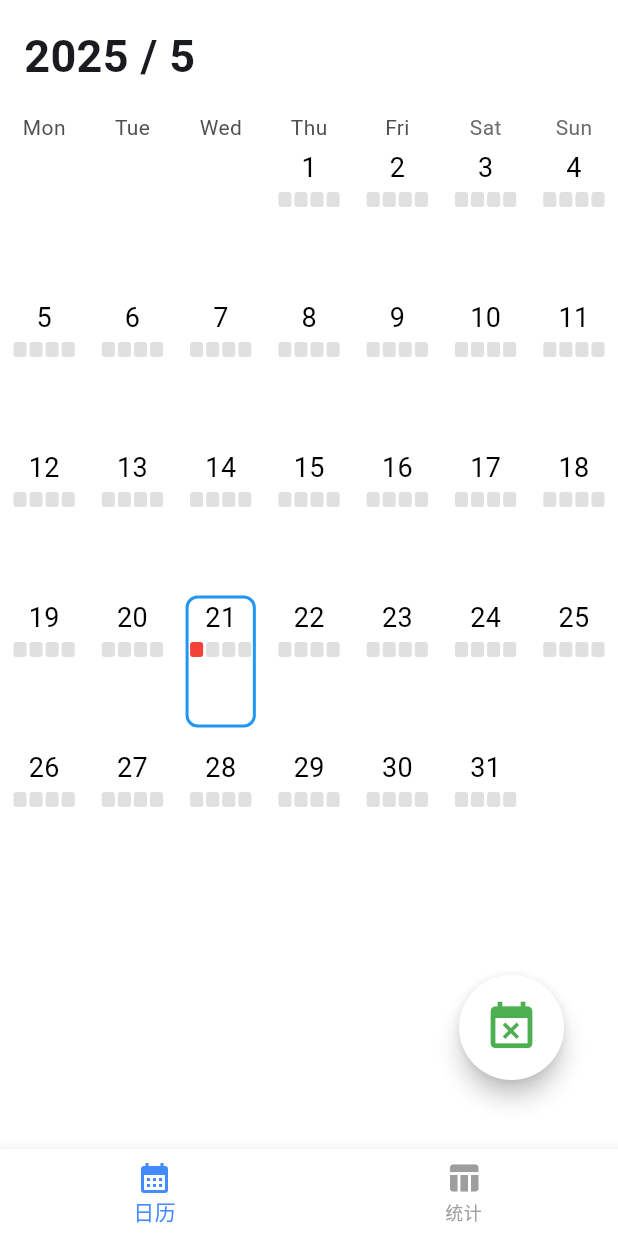
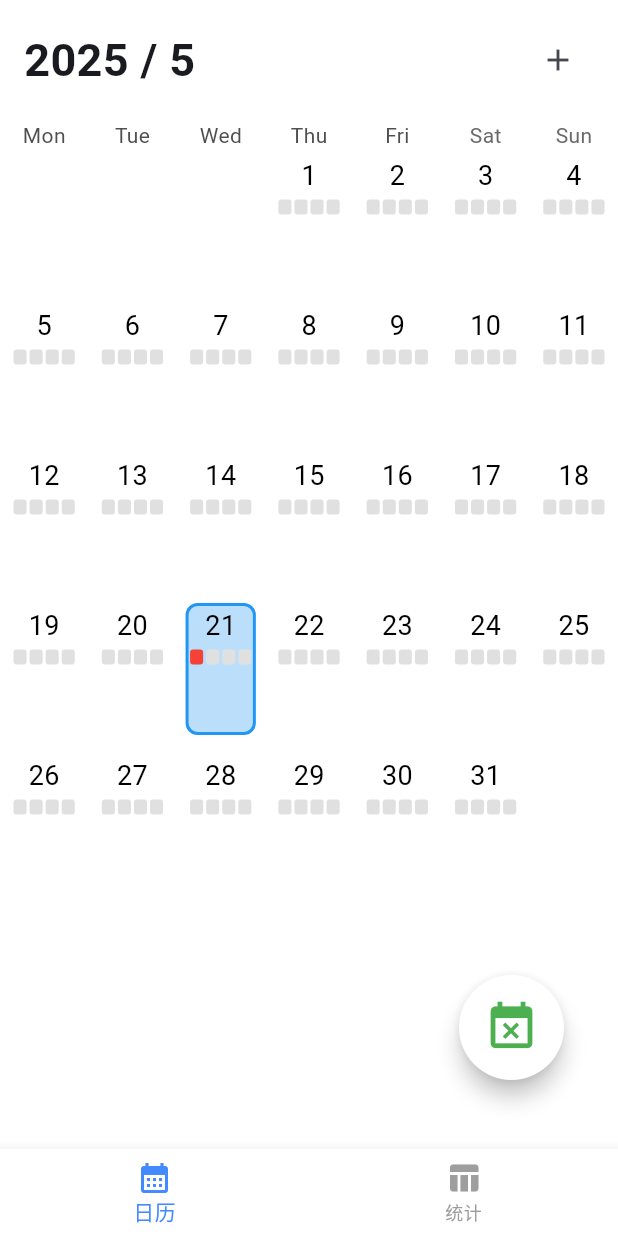
Before and after one commit to Sh-Fang/bad_calendar, a Flutter app: the screen it shows after launch, after a tap on the "event available" icon, on a phone screen of 412 x 824 dp. Run offline on Flutter 3.47's test engine with Material 3 defaults, Android fonts, the phone set to English and light mode, and no system bars; drawn by our look-alikes of table_calendar; our stand-ins replace sqflite; accounts and stored records are empty.

Commit message:
v1.0.4
feat:
- 增加hasEvent，addRecord，removeRecord函数
- RecordCard增加操作逻辑
- 增加AddRecordButton按钮
- 添加day cell的背景

fix：
- 修复togglePeriod逻辑

refactor：
- 美化日历页面

```diff
--- a/lib/view_models/habit_view_model.dart
+++ b/lib/view_models/habit_view_model.dart
@@ -37,6 +37,36 @@ class HabitViewModel extends ChangeNotifier {
     } else {
       _focusedDay = HabitRecord.dateOnly(day);
       _selectedDay = HabitRecord.dateOnly(day);
+    }
+    notifyListeners();
+  }
+
+  // 判断当天是否有事件
+  bool hasEvent(DateTime day) {
+    final key = HabitRecord.dateOnly(day);
+    if (_records.containsKey(key)) {
+      return true;
+    }
+    return false;
+  }
+
+  void addRecord(DateTime day, TimePeriod period) {
+    final key = HabitRecord.dateOnly(day);
+    if (_records.containsKey(key)) {
+      _records[key]!.addPeriod(period);
+    } else {
+      _records[key] = HabitRecord(date: day, recordedPeriods: {period});
+    }
+    notifyListeners();
+  }
+
+  void removeRecord(DateTime day, TimePeriod period) {
+    final key = HabitRecord.dateOnly(day);
+    if (_records.containsKey(key)) {
+      _records[key]!.removePeriod(period);
+      if (_records[key]!.recordedPeriods.isEmpty) {
+        _records.remove(key);
+      }
     }
     notifyListeners();
   }
@@ -82,17 +112,34 @@ class HabitViewModel extends ChangeNotifier {
   // 添加/删除记录
   Future<void> togglePeriod(DateTime day, TimePeriod period) async {
     final dateOnly = HabitRecord.dateOnly(day);
-    final record = _records[dateOnly] ?? HabitRecord(date: dateOnly);
 
-    if (record.hasPeriod(period)) {
+    // 1. 获取当天记录（可空）
+    HabitRecord? record = _records[dateOnly];
+
+    if (record == null) {
+      // 第一次添加记录
+      record = HabitRecord(date: dateOnly);
+      record.addPeriod(period);
+      _records[dateOnly] = record;
+      await _repo.saveRecord(record);
+    } else if (!record.hasPeriod(period)) {
+      // 已有记录但没有该时间段
+      record.addPeriod(period);
+      _records[dateOnly] = record;
+      await _repo.saveRecord(record);
+    } else {
+      // 有该时间段，执行删除
       record.removePeriod(period);
-    } else {
-      record.addPeriod(period);
+
+      if (record.recordedPeriods.isEmpty) {
+        // 删除该天的记录
+        _records.remove(dateOnly);
+        await _repo.deleteRecord(dateOnly); // 可选，如果你有持久化操作
+      } else {
+        _records[dateOnly] = record;
+        await _repo.saveRecord(record);
+      }
     }
-
-    await _repo.saveRecord(record);
-
-    _records[dateOnly] = record;
 
     notifyListeners();
   }
--- a/lib/views/pages/calendar_page.dart
+++ b/lib/views/pages/calendar_page.dart
@@ -1,4 +1,5 @@
 // lib/views/pages/calendar_page.dart
+import 'package:bad_calendar/views/widgets/add_record_button.dart';
 import 'package:bad_calendar/views/widgets/day_cell.dart';
 import 'package:bad_calendar/views/widgets/record_toggle_button.dart';
 import 'package:flutter/material.dart';
@@ -18,23 +19,22 @@ class CalendarPage extends StatelessWidget {
         child: Column(
           children: [
             Padding(
-              padding: const EdgeInsets.fromLTRB(
-                16.0,
-                16.0,
-                0.0,
-                16.0,
-              ), // 左 上 右 下
-              child: Align(
-                alignment: Alignment.centerLeft,
-                child: Text(
-                  '${viewModel.focusedDay.year} / ${viewModel.focusedDay.month}',
-                  style: const TextStyle(
-                    fontSize: 30,
-                    fontWeight: FontWeight.bold,
+              padding: const EdgeInsets.fromLTRB(16.0, 16.0, 16.0, 16.0),
+              child: Row(
+                mainAxisAlignment: MainAxisAlignment.spaceBetween,
+                children: [
+                  Text(
+                    '${viewModel.focusedDay.year} / ${viewModel.focusedDay.month}',
+                    style: const TextStyle(
+                      fontSize: 30,
+                      fontWeight: FontWeight.bold,
+                    ),
                   ),
-                ),
+                  AddRecordButton(day: viewModel.focusedDay),
+                ],
               ),
             ),
+
             TableCalendar(
               headerVisible: false,
 
--- a/lib/views/widgets/day_cell.dart
+++ b/lib/views/widgets/day_cell.dart
@@ -25,6 +25,7 @@ class DayCell extends StatelessWidget {
     return Container(
       margin: const EdgeInsets.all(6),
       decoration: BoxDecoration(
+        color: viewModel.hasEvent(day) ? Colors.blue[100] : backgroundColor,
         border: Border.all(
           color:
               isSelected
--- a/pubspec.yaml
+++ b/pubspec.yaml
@@ -16,7 +16,7 @@ publish_to: 'none' # Remove this line if you wish to publish to pub.dev
 # https://developer.apple.com/library/archive/documentation/General/Reference/InfoPlistKeyReference/Articles/CoreFoundationKeys.html
 # In Windows, build-name is used as the major, minor, and patch parts
 # of the product and file versions while build-number is used as the build suffix.
-version: 1.0.2+2
+version: 1.0.4+1
 
 environment:
   sdk: ^3.7.2
```
Also changed, not shown: lib/views/pages/statistics_page.dart (+7 -1 lines), lib/views/widgets/add_record_button.dart (added, +70 -0 lines), lib/views/widgets/record_card.dart (+69 -2 lines).
